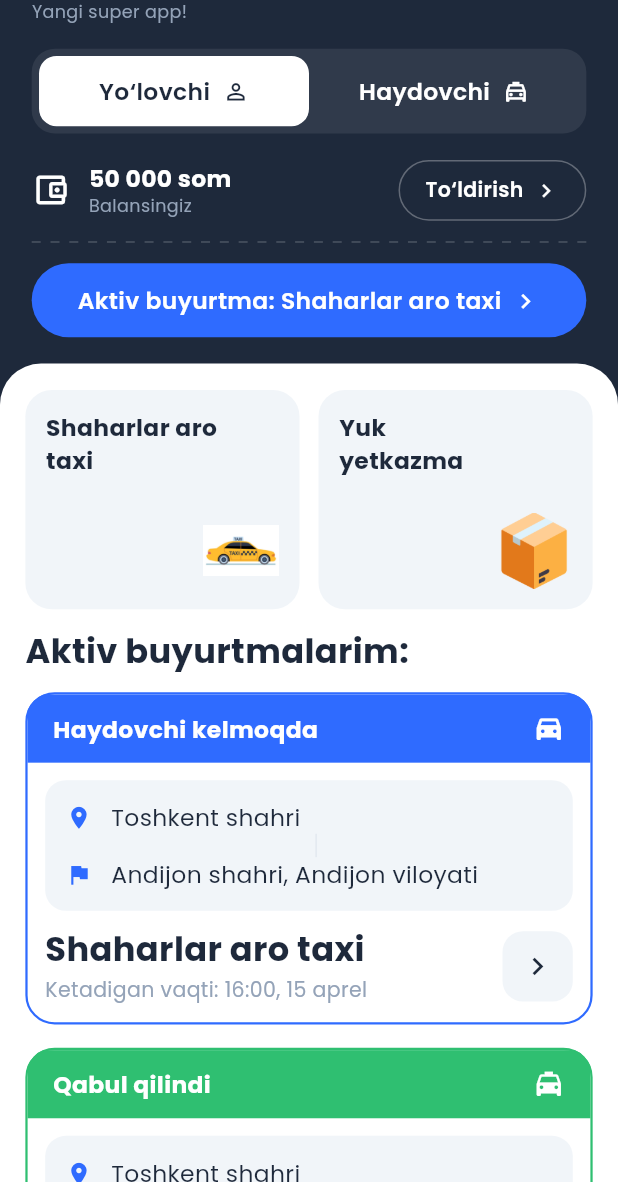
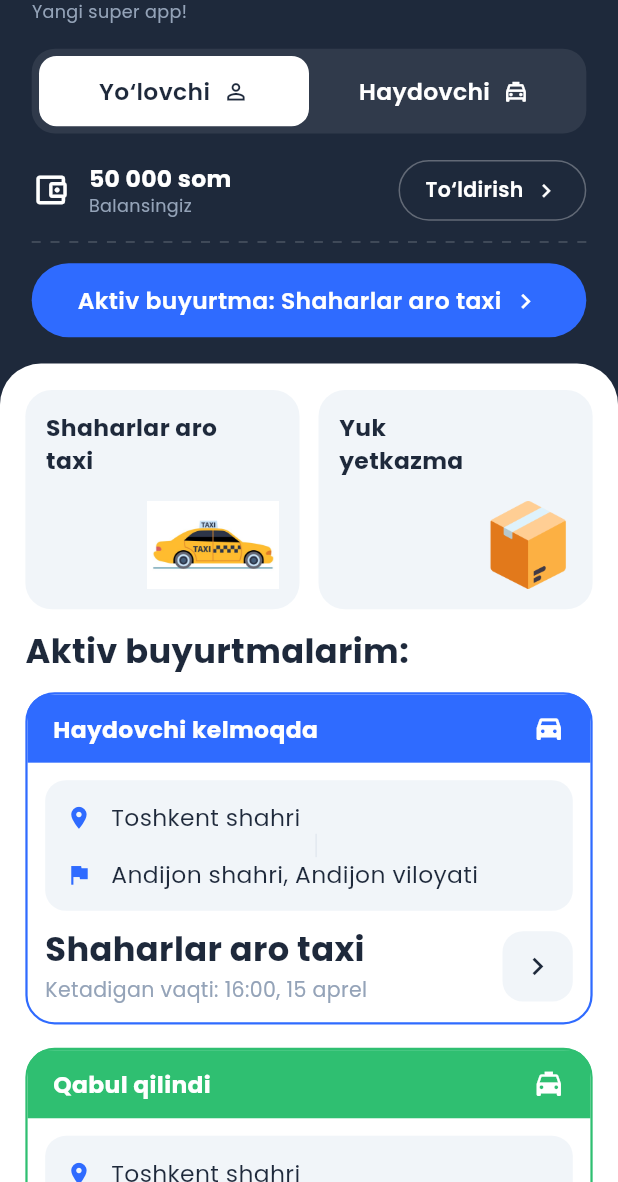
Before and after one commit to devituz/autoway-mobile, a Flutter app: the HomePage screen opened directly, on a phone screen of 412 x 824 dp, the part 54-1236 px from its top. Run offline on Flutter 3.47's test engine with Material 3 defaults, Android fonts, the phone set to English and light mode, and no system bars; our stand-ins replace auto_route, dio, easy_localization, flutter_bloc, flutter_screenutil, flutter_svg and 5 more; accounts and stored records are empty.

Commit message:
feat(home): use real Figma illustrations on service cards
Replaced placeholder icons with the actual colorful illustrations from Figma
(node 2231:6225): intercity taxi + cargo box images, rendered larger to match
the design. Downloaded ill_taxi/ill_box/ill_pin/ill_flash to assets/images.

Co-Authored-By: Claude Opus 4.8 (1M context) <noreply@anthropic.com>

```diff
--- a/lib/features/client/home/presentation/pages/home_page.dart
+++ b/lib/features/client/home/presentation/pages/home_page.dart
@@ -358,8 +358,8 @@ class _FeaturedGrid extends StatelessWidget {
   @override
   Widget build(BuildContext context) {
     final items = [
-      (label: 'home.intercity_taxi'.tr(), iconPath: 'assets/icons/taxi.png', arrow: false),
-      (label: 'home.cargo'.tr(), iconPath: 'assets/icons/yuk.png', arrow: false),
+      (label: 'home.intercity_taxi'.tr(), iconPath: 'assets/images/ill_taxi.png', arrow: false),
+      (label: 'home.cargo'.tr(), iconPath: 'assets/images/ill_box.png', arrow: false),
     ];
     return GridView.builder(
       shrinkWrap: true,
@@ -416,8 +416,7 @@ class _FeaturedCard extends StatelessWidget {
             alignment: Alignment.bottomRight,
             child: Image.asset(
               iconPath,
-              width: 52.r,
-              height: 52.r,
+              height: 60.h,
               fit: BoxFit.contain,
             ),
           ),
```
Also changed, not shown: assets/images/ill_box.png (added), assets/images/ill_flash.svg (added), assets/images/ill_pin.png (added), assets/images/ill_taxi.png (added).
